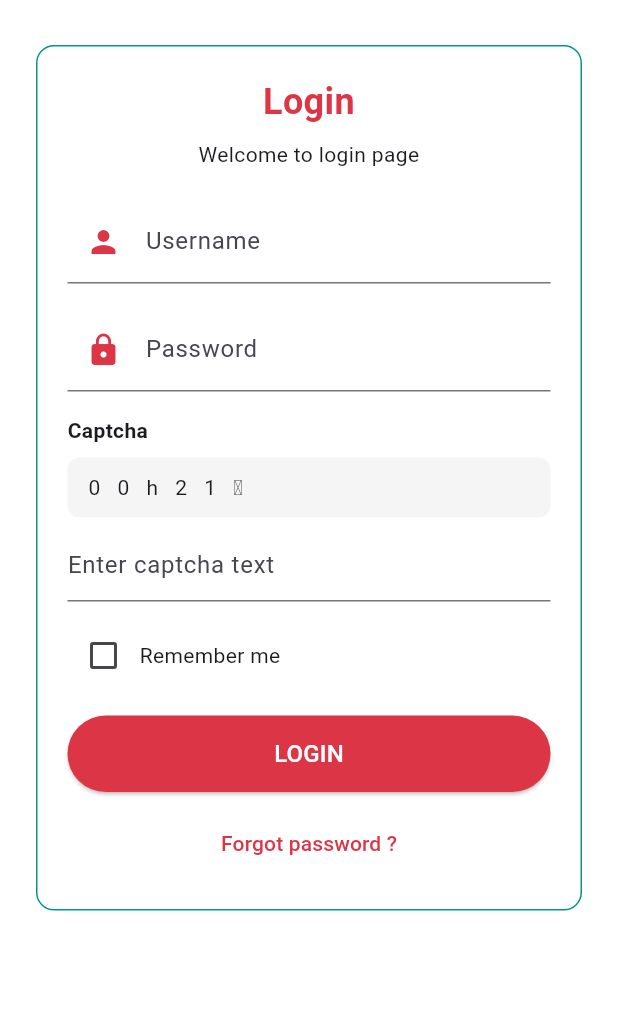
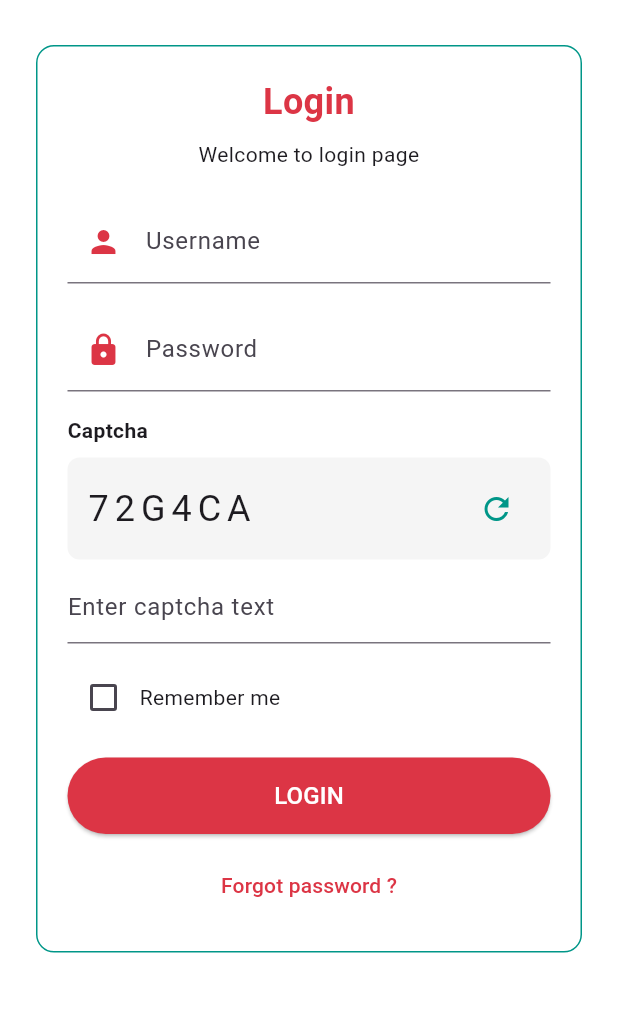
Before and after one commit to Amaanvikar/Pre_Sale, a Flutter app: the screen it shows after launch, on a phone screen of 412 x 824 dp, the part 204-1216 px from its top. Run offline on Flutter 3.47's test engine with Material 3 defaults, Android fonts, the phone set to English and light mode, and no system bars; our stand-ins replace shared_preferences, sqflite; accounts and stored records are empty.

```diff
--- a/lib/Auth/login_screen.dart
+++ b/lib/Auth/login_screen.dart
@@ -1,3 +1,5 @@
+import 'dart:math';
+
 import 'package:flutter/material.dart';
 import 'package:PreSale/Auth/forgot_pass_screen.dart';
 import 'package:PreSale/Screens/dashboard_screen.dart';
@@ -8,7 +10,27 @@ class LoginPage extends StatefulWidget {
 }
 
 class _LoginPageState extends State<LoginPage> {
+  final TextEditingController usernameController = TextEditingController();
+  final TextEditingController passwordController = TextEditingController();
+  final TextEditingController captchaController = TextEditingController();
   bool rememberMe = false;
+
+  String captchaCode = '';
+
+  String generateCaptcha(int length) {
+    const chars = 'AaBbCcDdEeFfGgHh1234567890';
+    final rand = Random();
+    return List.generate(
+      length,
+      (index) => chars[rand.nextInt(chars.length)],
+    ).join();
+  }
+
+  @override
+  void initState() {
+    super.initState();
+    captchaCode = generateCaptcha(6);
+  }
 
   @override
   Widget build(BuildContext context) {
@@ -51,6 +73,7 @@ class _LoginPageState extends State<LoginPage> {
                     SizedBox(height: 20),
                     // Username
                     TextField(
+                      controller: usernameController,
                       decoration: InputDecoration(
                         prefixIcon: Icon(
                           Icons.person,
@@ -63,6 +86,7 @@ class _LoginPageState extends State<LoginPage> {
                     SizedBox(height: 16),
                     // Password
                     TextField(
+                      controller: passwordController,
                       obscureText: true,
                       decoration: InputDecoration(
                         prefixIcon: Icon(Icons.lock, color: Color(0xFFDC3545)),
@@ -89,13 +113,24 @@ class _LoginPageState extends State<LoginPage> {
                       child: Row(
                         children: [
                           Text(
-                            "0 0 h 2 1 ʃ",
-                            style: TextStyle(letterSpacing: 4),
+                            captchaCode,
+                            style: TextStyle(letterSpacing: 4, fontSize: 24),
+                          ),
+                          Spacer(),
+                          IconButton(
+                            icon: Icon(Icons.refresh),
+                            color: Colors.teal,
+                            onPressed: () {
+                              setState(() {
+                                captchaCode = generateCaptcha(6);
+                              });
+                            },
                           ),
                         ],
                       ),
                     ),
                     TextField(
+                      controller: captchaController,
                       decoration: InputDecoration(
                         hintText: 'Enter captcha text',
                         border: UnderlineInputBorder(),
--- a/pubspec.yaml
+++ b/pubspec.yaml
@@ -35,6 +35,9 @@ dependencies:
   # Use with the CupertinoIcons class for iOS style icons.
   cupertino_icons: ^1.0.8
   shared_preferences: ^2.5.3
+  sqflite: ^2.4.2
+  http: ^1.4.0
+  path_provider: ^2.1.5
 
 dev_dependencies:
   flutter_test:
```
Also changed, not shown: lib/Api/Helper/db_helper.dart (added, +53 -0 lines), lib/MOCK_DATA.json (added, +72 -0 lines), lib/Screens/follow_up_form.dart (+148 -34 lines), pubspec.lock, 1 other file.
